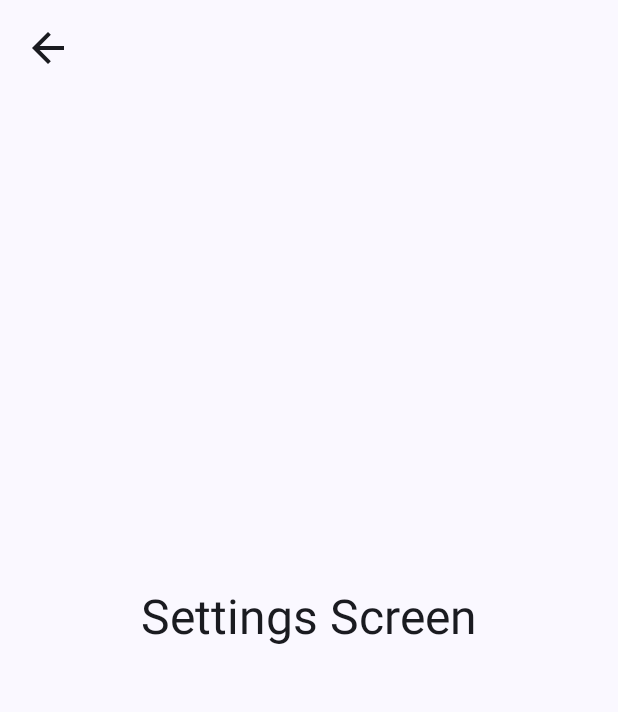
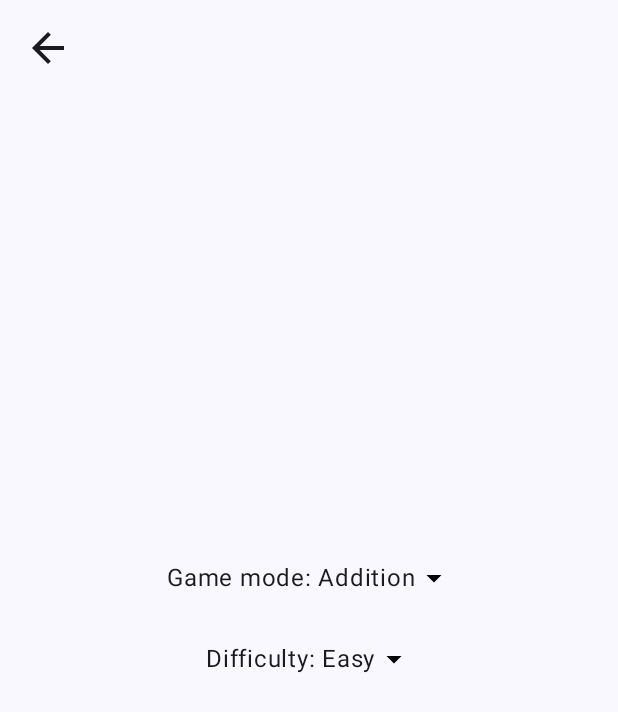
Before and after one commit to KWaveFIN/Quick-Maths-game, an Android app built with Jetpack Compose: the screen it shows after launch (MainActivity), after a tap on "Settings", on a phone screen of 412 x 824 dp. Shown: the top 712 px of the screen. Run offline under Robolectric (Android 15) with nearby library versions, the phone set to English and light mode, and no system bars; our stand-ins replace Dagger/Hilt's generated code.

Commit message:
Add functionality to settings screen. Also add hilt to dependencies and modify app to accomodate.

```diff
--- a/app/src/main/AndroidManifest.xml
+++ b/app/src/main/AndroidManifest.xml
@@ -3,6 +3,7 @@
     xmlns:tools="http://schemas.android.com/tools">
 
     <application
+        android:name=".QuickMathsApplication"
         android:allowBackup="true"
         android:dataExtractionRules="@xml/data_extraction_rules"
         android:fullBackupContent="@xml/backup_rules"
--- a/app/src/main/java/com/example/quickmaths/MainActivity.kt
+++ b/app/src/main/java/com/example/quickmaths/MainActivity.kt
@@ -13,7 +13,9 @@ import com.example.quickmaths.ui.theme.QuickMathsTheme
 import androidx.navigation.compose.NavHost
 import androidx.navigation.compose.composable
 import androidx.navigation.compose.rememberNavController
+import dagger.hilt.android.AndroidEntryPoint
 
+@AndroidEntryPoint
 class MainActivity : ComponentActivity() {
     override fun onCreate(savedInstanceState: Bundle?) {
         super.onCreate(savedInstanceState)
--- /dev/null
+++ b/app/src/main/java/com/example/quickmaths/QuickMathsApplication.kt
@@ -0,0 +1,7 @@
+package com.example.quickmaths
+
+import android.app.Application
+import dagger.hilt.android.HiltAndroidApp
+
+@HiltAndroidApp
+class QuickMathsApplication : Application()
--- a/app/src/main/java/com/example/quickmaths/data/SettingsRepository.kt
+++ b/app/src/main/java/com/example/quickmaths/data/SettingsRepository.kt
@@ -12,20 +12,20 @@ private val Context.dataStore by preferencesDataStore(name = "settings")
 
 data class Settings(
     val gameMode: String = "Addition",
-    val difficultySetting: Int = 1
+    val difficultySetting: String = "Easy"
 )
 
 class SettingsRepository(private val context: Context) {
 
     companion object {
         private val GAME_MODE = stringPreferencesKey("game_mode")
-        private val DIFFICULTY = intPreferencesKey("difficulty")
+        private val DIFFICULTY = stringPreferencesKey("difficulty")
     }
 
     val settingsFlow: Flow<Settings> = context.dataStore.data.map { prefs ->
         Settings(
             gameMode = prefs[GAME_MODE] ?: "Addition",
-            difficultySetting = prefs[DIFFICULTY] ?: 1
+            difficultySetting = prefs[DIFFICULTY] ?: "Easy"
         )
     }
 
@@ -35,7 +35,7 @@ class SettingsRepository(private val context: Context) {
         }
     }
 
-    suspend fun updateDifficulty(level: Int) {
+    suspend fun updateDifficulty(level: String) {
         context.dataStore.edit { prefs ->
             prefs[DIFFICULTY] = level
         }
--- /dev/null
+++ b/app/src/main/java/com/example/quickmaths/di/AppModule.kt
@@ -0,0 +1,28 @@
+package com.example.quickmaths.di
+
+import android.content.Context
+import com.example.quickmaths.data.HighScoreRepository
+import com.example.quickmaths.data.SettingsRepository
+import dagger.Module
+import dagger.Provides
+import dagger.hilt.InstallIn
+import dagger.hilt.android.qualifiers.ApplicationContext
+import dagger.hilt.components.SingletonComponent
+import javax.inject.Singleton
+
+@Module
+@InstallIn(SingletonComponent::class)
+object AppModule {
+
+    @Provides
+    @Singleton
+    fun provideSettingsRepository(@ApplicationContext context: Context): SettingsRepository {
+        return SettingsRepository(context)
+    }
+
+    @Provides
+    @Singleton
+    fun provideHighScoreRepository(@ApplicationContext context: Context): HighScoreRepository {
+        return HighScoreRepository(context)
+    }
+}
--- a/app/src/main/java/com/example/quickmaths/ui/screens/SettingsScreen.kt
+++ b/app/src/main/java/com/example/quickmaths/ui/screens/SettingsScreen.kt
@@ -1,30 +1,70 @@
 package com.example.quickmaths.ui.screens
 
-import androidx.compose.foundation.background
+import androidx.compose.foundation.Image
 import androidx.compose.foundation.clickable
+import androidx.compose.foundation.layout.Arrangement
 import androidx.compose.foundation.layout.Box
+import androidx.compose.foundation.layout.Column
+import androidx.compose.foundation.layout.Row
+import androidx.compose.foundation.layout.Spacer
 import androidx.compose.foundation.layout.fillMaxSize
+import androidx.compose.foundation.layout.height
 import androidx.compose.foundation.layout.padding
 import androidx.compose.foundation.layout.size
 import androidx.compose.material.icons.Icons
 import androidx.compose.material.icons.automirrored.filled.ArrowBack
+import androidx.compose.material3.DropdownMenu
+import androidx.compose.material3.DropdownMenuItem
 import androidx.compose.material3.Icon
 import androidx.compose.material3.MaterialTheme
+import androidx.compose.material3.Surface
 import androidx.compose.material3.Text
 import androidx.compose.runtime.Composable
+import androidx.compose.runtime.getValue
+import androidx.compose.runtime.mutableIntStateOf
+import androidx.compose.runtime.mutableStateOf
+import androidx.compose.runtime.remember
 import androidx.compose.ui.Alignment
 import androidx.compose.ui.Modifier
+import androidx.compose.ui.res.painterResource
 import androidx.compose.ui.unit.dp
+import androidx.hilt.navigation.compose.hiltViewModel
+import androidx.lifecycle.compose.collectAsStateWithLifecycle
 import androidx.navigation.NavHostController
+import com.example.quickmaths.R
+import com.example.quickmaths.ui.viewmodel.SettingsViewModel
 
 @Composable
-fun SettingsScreen(navController: NavHostController, modifier: Modifier = Modifier) {
-    Box(
-        modifier = modifier
-            .fillMaxSize()
-            .background(MaterialTheme.colorScheme.background)
+fun SettingsScreen(
+    navController: NavHostController,
+    modifier: Modifier = Modifier,
+    viewModel: SettingsViewModel = hiltViewModel()
 ) {
 
+    val isDropDownExpandedMode = remember {
+        mutableStateOf(false)
+    }
+
+    val isDropDownExpandedDifficulty = remember {
+        mutableStateOf(false)
+    }
+
+    val itemPosition = remember {
+        mutableIntStateOf(0)
+    }
+
+    val gameModes = listOf("Addition", "Subtraction", "Multiplication")
+
+    val difficulties = listOf("Easy", "Normal", "Hard")
+
+    val settings by viewModel.settings.collectAsStateWithLifecycle()
+
+    Surface(
+        modifier = modifier.fillMaxSize(),
+        color = MaterialTheme.colorScheme.background,
+        contentColor = MaterialTheme.colorScheme.onBackground
+    ) {
+        Box(modifier = Modifier.fillMaxSize()) {
             // Back button in top corner
             Icon(
                 imageVector = Icons.AutoMirrored.Filled.ArrowBack,
@@ -33,22 +73,84 @@ fun SettingsScreen(navController: NavHostController, modifier: Modifier = Modifi
                 modifier = Modifier
                     .padding(16.dp)
                     .size(32.dp)
+                    .align(Alignment.TopStart)
                     .clickable {
                         navController.popBackStack()
                     }
             )
-        Box(
-            modifier = modifier.fillMaxSize(),
-            contentAlignment = Alignment.Center
+
+            Column(
+                modifier = Modifier.fillMaxSize(),
+                horizontalAlignment = Alignment.CenterHorizontally,
+                verticalArrangement = Arrangement.Center
             ) {
-            Text(
-                color = MaterialTheme.colorScheme.onBackground,
-                style = MaterialTheme.typography.headlineLarge,
-                text = "Settings Screen"
+
+                Box {
+                    Row(
+                        horizontalArrangement = Arrangement.Center,
+                        verticalAlignment = Alignment.CenterVertically,
+                        modifier = Modifier.clickable {
+                            isDropDownExpandedMode.value = true
+                        }
+                    ) {
+                        Text("Game mode: ${settings.gameMode}")
+                        Image(
+                            painter = painterResource(id = R.drawable.drop_down_ic),
+                            contentDescription = "DropDown Icon"
                         )
                     }
+                    DropdownMenu(
+                        expanded = isDropDownExpandedMode.value,
+                        onDismissRequest = {
+                            isDropDownExpandedMode.value = false
+                        }) {
+                        gameModes.forEachIndexed { index, mode ->
+                            DropdownMenuItem(text = {
+                                Text(text = mode)
+                            },
+                                onClick = {
+                                    isDropDownExpandedMode.value = false
+                                    itemPosition.value = index
+                                    viewModel.setGameMode(mode)
+                                })
                         }
-    /* TODO: Implement the settings screen. It has a game mode selector as well as a difficulty
-        selector. Here the user can also change their username. Maybe also a language selector?
-     */
                     }
+                }
+
+                Spacer(modifier = Modifier.height(30.dp))
+
+                Box {
+                    Row(
+                        horizontalArrangement = Arrangement.Center,
+                        verticalAlignment = Alignment.CenterVertically,
+                        modifier = Modifier.clickable {
+                            isDropDownExpandedDifficulty.value = true
+                        }
+                    ) {
+                        Text("Difficulty: ${settings.difficultySetting}")
+                        Image(
+                            painter = painterResource(id = R.drawable.drop_down_ic),
+                            contentDescription = "DropDown Icon"
+                        )
+                    }
+                    DropdownMenu(
+                        expanded = isDropDownExpandedDifficulty.value,
+                        onDismissRequest = {
+                            isDropDownExpandedDifficulty.value = false
+                        }) {
+                        difficulties.forEachIndexed { index, difficulty ->
+                            DropdownMenuItem(text = {
+                                Text(text = difficulty)
+                            },
+                                onClick = {
+                                    isDropDownExpandedDifficulty.value = false
+                                    itemPosition.value = index
+                                    viewModel.setDifficulty(difficulty)
+                                })
+                        }
+                    }
+                }
+            }
+        }
+    }
+}
--- a/app/src/main/java/com/example/quickmaths/ui/theme/Theme.kt
+++ b/app/src/main/java/com/example/quickmaths/ui/theme/Theme.kt
@@ -36,7 +36,7 @@ private val LightColorScheme = lightColorScheme(
 
 @Composable
 fun QuickMathsTheme(
-    darkTheme: Boolean = isSystemInDarkTheme(),
+    darkTheme: Boolean = false, // Forced to false by default
     // Dynamic color is available on Android 12+
     dynamicColor: Boolean = true,
     content: @Composable () -> Unit
@@ -44,10 +44,10 @@ fun QuickMathsTheme(
     val colorScheme = when {
         dynamicColor && Build.VERSION.SDK_INT >= Build.VERSION_CODES.S -> {
             val context = LocalContext.current
-            if (darkTheme) dynamicDarkColorScheme(context) else dynamicLightColorScheme(context)
+            // Force light dynamic color scheme regardless of system theme
+            dynamicLightColorScheme(context)
         }
-
-        darkTheme -> DarkColorScheme
+        // Always use LightColorScheme
         else -> LightColorScheme
     }
 
--- /dev/null
+++ b/app/src/main/java/com/example/quickmaths/ui/viewmodel/SettingsViewModel.kt
@@ -0,0 +1,39 @@
+package com.example.quickmaths.ui.viewmodel
+
+import androidx.lifecycle.ViewModel
+import androidx.lifecycle.viewModelScope
+import dagger.hilt.android.lifecycle.HiltViewModel
+import kotlinx.coroutines.delay
+import kotlinx.coroutines.flow.MutableStateFlow
+import kotlinx.coroutines.flow.StateFlow
+import kotlinx.coroutines.flow.stateIn
+import kotlinx.coroutines.flow.SharingStarted
+import kotlinx.coroutines.launch
+import com.example.quickmaths.data.SettingsRepository
+import com.example.quickmaths.data.Settings
+import javax.inject.Inject
+
+@HiltViewModel
+class SettingsViewModel @Inject constructor(
+    private val settingsRepository: SettingsRepository
+) : ViewModel() {
+
+    val settings = settingsRepository.settingsFlow
+        .stateIn(
+            scope = viewModelScope,
+            started = SharingStarted.WhileSubscribed(5_000),
+            initialValue = Settings()
+        )
+
+    fun setGameMode(mode: String) {
+        viewModelScope.launch {
+            settingsRepository.updateGameMode(mode)
+        }
+    }
+
+    fun setDifficulty(difficulty: String) {
+        viewModelScope.launch {
+            settingsRepository.updateDifficulty(difficulty)
+        }
+    }
+}
--- /dev/null
+++ b/app/src/main/res/drawable/drop_down_ic.xml
@@ -0,0 +1,5 @@
+<vector xmlns:android="http://schemas.android.com/apk/res/android" android:height="24dp" android:tint="#000000" android:viewportHeight="960" android:viewportWidth="960" android:width="24dp">
+
+    <path android:fillColor="@android:color/white" android:pathData="M480,600L280,400L680,400L480,600Z"/>
+
+</vector>
```
Also changed, not shown: app/build.gradle.kts (+10 -0 lines), app/src/main/java/com/example/quickmaths/ui/screens/GameScreen.kt (+14 -7 lines), app/src/main/java/com/example/quickmaths/ui/viewmodel/GameViewModel.kt (+35 -8 lines), gradle/libs.versions.toml (+7 -0 lines). Lines whose indentation alone changed are shown as unchanged.
